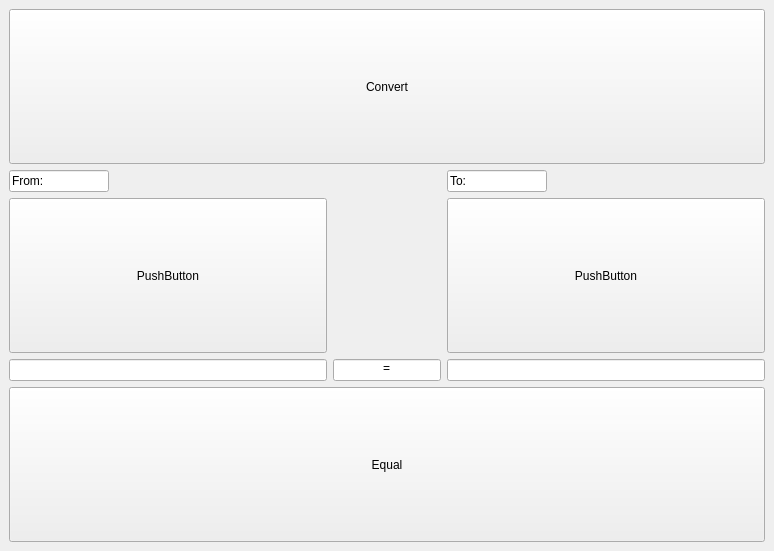
Old version of the form GUI (Qt)/Assignment 19/unit convertor/main.ui in the repository Amirreza1h1/Pylearn.
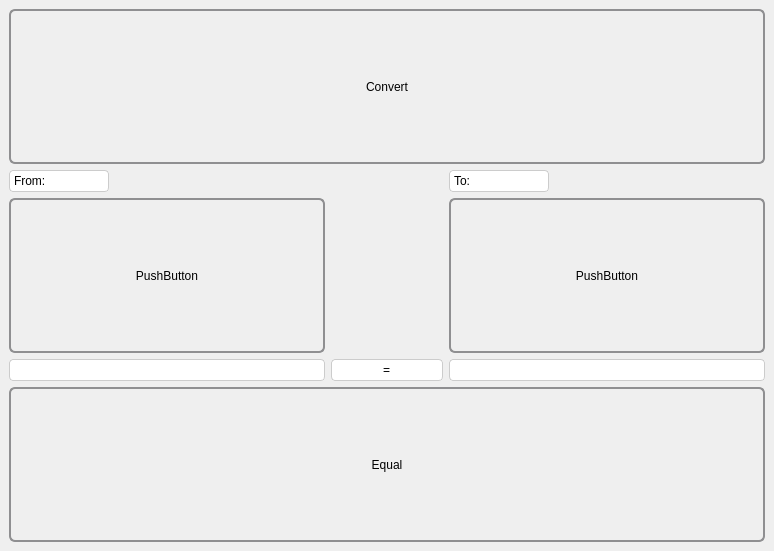
New version of the form.

```diff
--- a/GUI (Qt)/Assignment 19/unit convertor/main.ui
+++ b/GUI (Qt)/Assignment 19/unit convertor/main.ui
@@ -14,7 +14,42 @@
    <string>MainWindow</string>
   </property>
   <property name="styleSheet">
-   <string notr="true">text: center;</string>
+   <string notr="true">
+QPushButton {
+	border: 2px solid #8f8f91;
+	border-radius: 6px;
+	background-color: qlineargradient(x1: 0, y1: 0, x2: 0, y2: 1,
+                                              stop: 0 #f6f7fa, stop: 1 #dadbde);
+	min-width: 80px;
+}
+
+QPushButton:pressed {
+	background-color: qlineargradient(x1: 0, y1: 0, x2: 0, y2: 1,
+                                              stop: 0 #dadbde, stop: 1 #f6f7fa);
+}
+
+QPushButton:flat {
+	border: none;
+}
+
+QPushButton:default {
+	border-color: navy;
+}
+
+QLineEdit {
+	border: 1px solid #ccc;
+	border-radius: 4px;
+	padding: 2px;
+}
+
+QLineEdit[readOnly=&quot;true&quot;] {
+	background-color: #e0e0e0;
+	color: #666;
+}
+
+QGridLayout {
+	spacing: 10px;
+}</string>
   </property>
   <widget class="QWidget" name="centralwidget">
    <layout class="QGridLayout" name="gridLayout">
```
Left out of the diff: 2 changed lines with no effect on the pictures.
